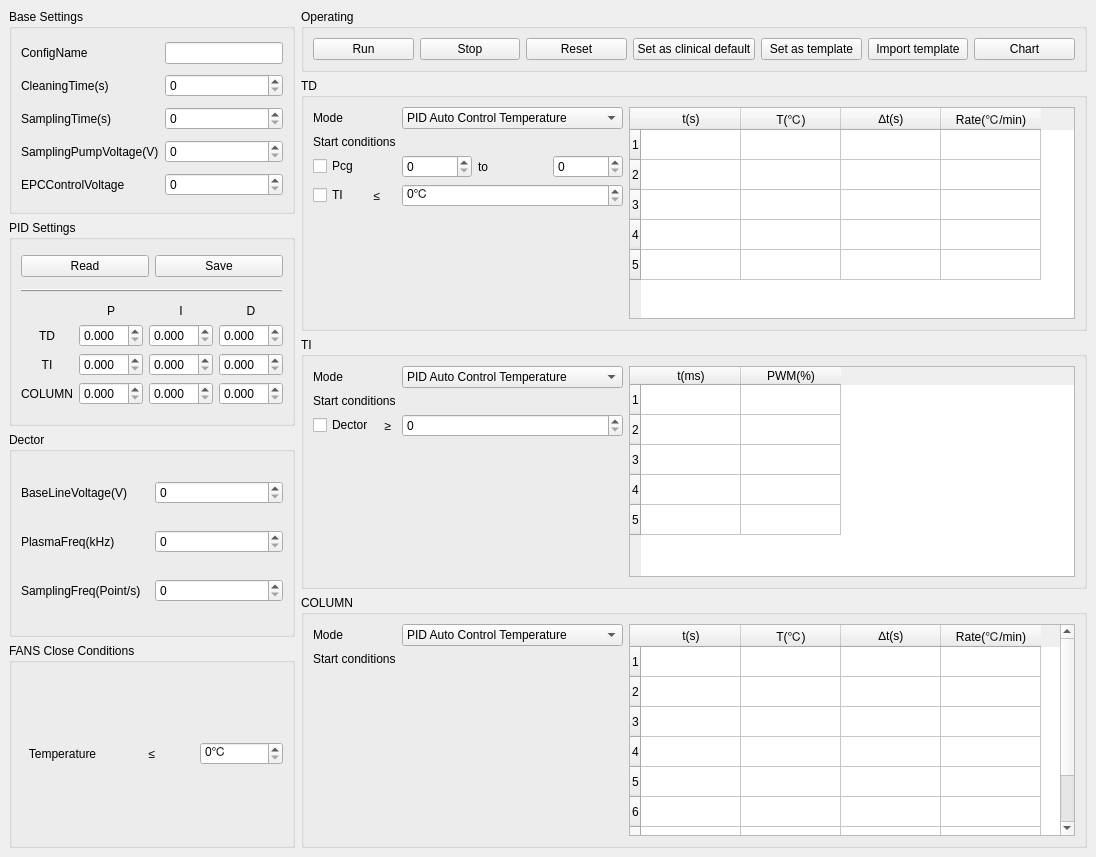
Before: the Qt Designer form src/ChromXApp/cxatestparamset.ui in liyangfamily/ChromX, drawn with Qt 5.
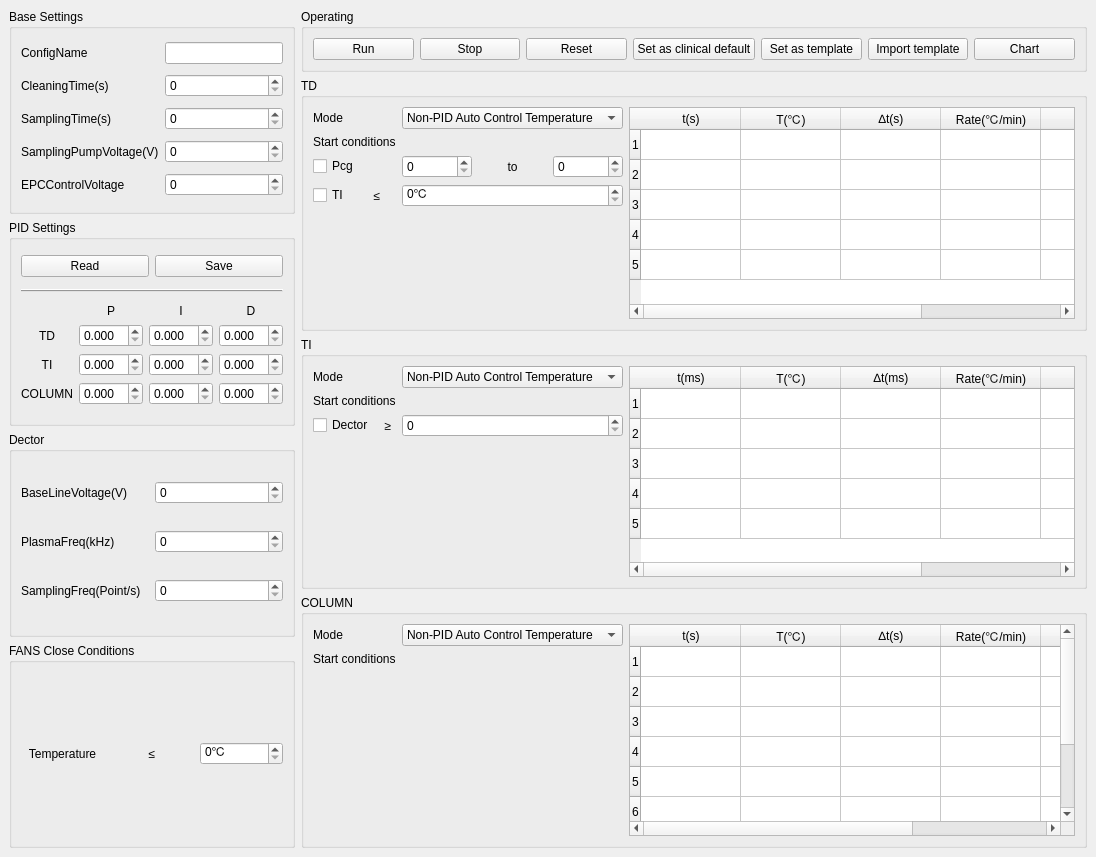
After: the same form once the commit is applied. The open tabs and pages were chosen to show the change.

The edit to the form file:
```diff
--- a/src/ChromXApp/cxatestparamset.ui
+++ b/src/ChromXApp/cxatestparamset.ui
@@ -517,7 +517,7 @@
                <widget class="QComboBox" name="comboBox">
                 <item>
                  <property name="text">
-                  <string>PID Auto Control Temperature</string>
+                  <string>Non-PID Auto Control Temperature</string>
                  </property>
                 </item>
                 <item>
@@ -537,6 +537,9 @@
                   <property name="text">
                    <string>to</string>
                   </property>
+                  <property name="alignment">
+                   <set>Qt::AlignCenter</set>
+                  </property>
                  </widget>
                 </item>
                 <item>
@@ -636,6 +639,16 @@
                 <string>Rate(℃/min)</string>
                </property>
               </column>
+              <column>
+               <property name="text">
+                <string>t(s)</string>
+               </property>
+              </column>
+              <column>
+               <property name="text">
+                <string>PWM(%)</string>
+               </property>
+              </column>
              </widget>
             </item>
            </layout>
@@ -660,7 +673,7 @@
                <widget class="QComboBox" name="comboBox_2">
                 <item>
                  <property name="text">
-                  <string>PID Auto Control Temperature</string>
+                  <string>Non-PID Auto Control Temperature</string>
                  </property>
                 </item>
                 <item>
@@ -785,6 +798,26 @@
                 <string>t(ms)</string>
                </property>
               </column>
+              <column>
+               <property name="text">
+                <string>T(℃)</string>
+               </property>
+              </column>
+              <column>
+               <property name="text">
+                <string>∆t(ms)</string>
+               </property>
+              </column>
+              <column>
+               <property name="text">
+                <string>Rate(℃/min)</string>
+               </property>
+              </column>
+              <column>
+               <property name="text">
+                <string>t(ms)</string>
+               </property>
+              </column>
               <column>
                <property name="text">
                 <string>PWM(%)</string>
@@ -827,7 +860,7 @@
                <widget class="QComboBox" name="comboBox_4">
                 <item>
                  <property name="text">
-                  <string>PID Auto Control Temperature</string>
+                  <string>Non-PID Auto Control Temperature</string>
                  </property>
                 </item>
                 <item>
@@ -917,6 +950,16 @@
                 <string>Rate(℃/min)</string>
                </property>
               </column>
+              <column>
+               <property name="text">
+                <string>t(s)</string>
+               </property>
+              </column>
+              <column>
+               <property name="text">
+                <string>PWM(%)</string>
+               </property>
+              </column>
              </widget>
             </item>
            </layout>
```
Left out of the diff: 209 changed lines with no effect on the pictures.
